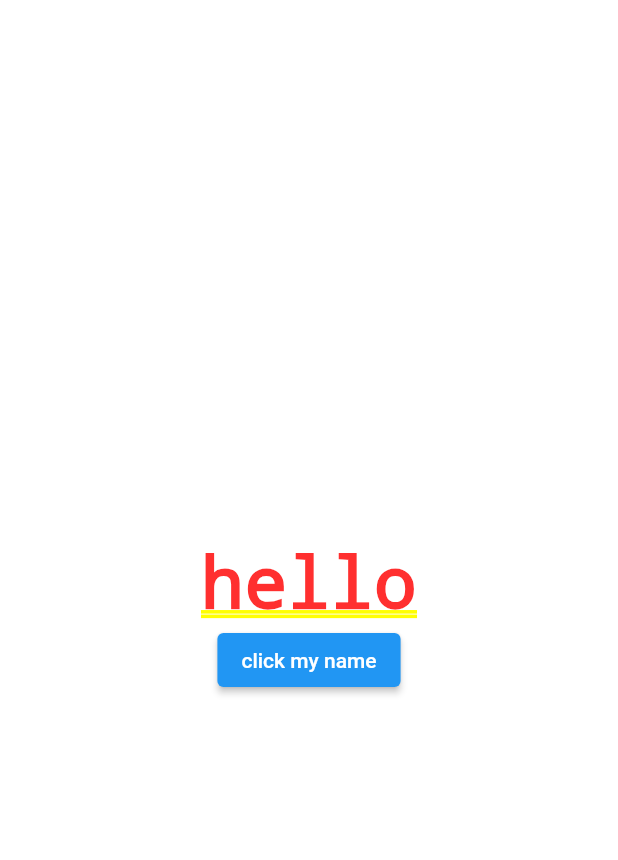
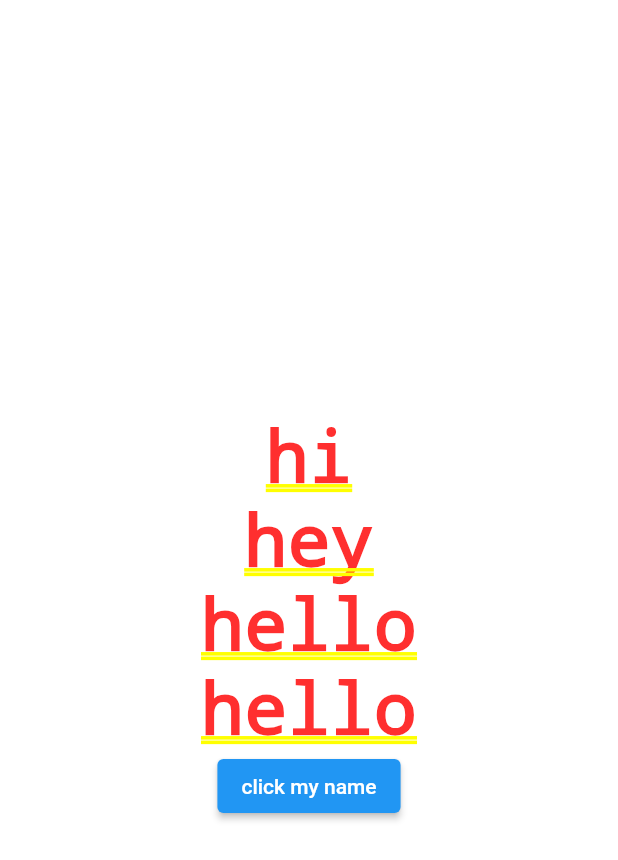
Before and after one commit to haroonBugti/day_fourteen, a Flutter app: the screen it shows after launch, on a phone screen of 412 x 824 dp. Shown: the top 860 px of the screen. Run offline on Flutter 3.47's test engine with Material 2 defaults, Android fonts, the phone set to English and light mode, and no system bars.

Commit message:
new update in second

```diff
--- a/lib/main.dart
+++ b/lib/main.dart
@@ -25,6 +25,9 @@ class _MyAppState extends State<MyApp> {
       home: Column(
         mainAxisAlignment: MainAxisAlignment.center,
         children: [
+          Text('hi'),
+          Text('hey'),
+          Text('hello'),
           Text(temp),
           ElevatedButton(onPressed: (){
             setState(() {
```
